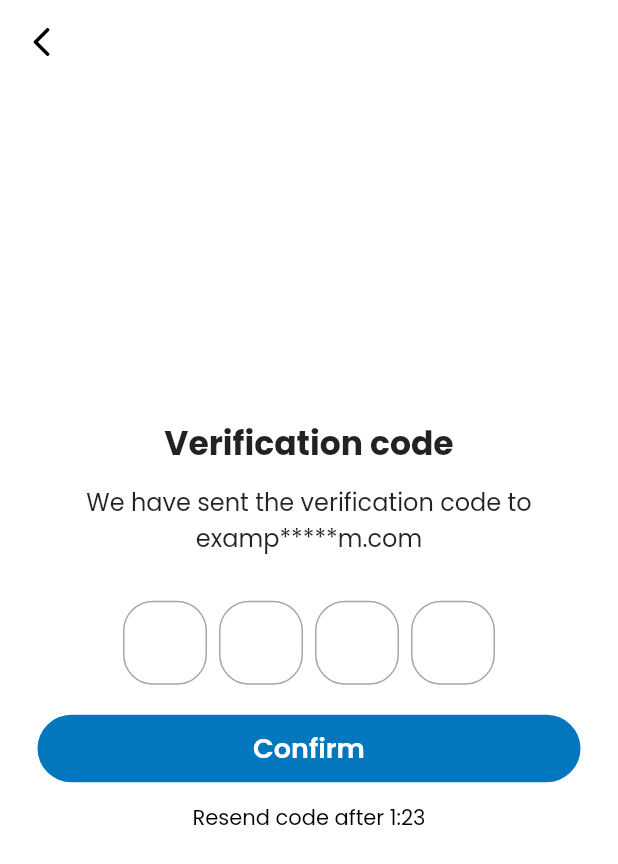
After one commit to nabinoy/tripify_flutter, a Flutter app: the OtpForm screen opened by its route, on a phone screen of 412 x 824 dp. The commit adds this screen. Shown: the top 864 px of the screen. Run offline on Flutter 3.47's test engine with Material 2 defaults, Android fonts, the phone set to English and light mode, and no system bars; drawn by our look-alikes of pinput; our stand-ins replace animated_splash_screen, animated_text_kit, awesome_snackbar_content, cached_network_image, carousel_slider, connectivity_plus and 19 more; missing offline and left inert: random_avatar; accounts and stored records are empty; project files that could hold a hidden picture were left out.

Commit message:
otp page added

```diff
--- /dev/null
+++ b/lib/otp_form.dart
@@ -0,0 +1,147 @@
+import 'package:flutter/material.dart';
+import 'package:flutter/services.dart';
+import 'package:pinput/pinput.dart';
+
+class OtpForm extends StatefulWidget {
+  static const String routeName = '/otpform';
+
+  const OtpForm({Key? key}) : super(key: key);
+
+  @override
+  State<OtpForm> createState() => _OtpFormState();
+}
+
+class _OtpFormState extends State<OtpForm> {
+  @override
+  Widget build(BuildContext context) {
+    final defaultPinTheme = PinTheme(
+      width: 56,
+      height: 56,
+      textStyle: const TextStyle(
+          fontSize: 20,
+          color: Color.fromRGBO(30, 60, 87, 1),
+          fontWeight: FontWeight.w600),
+      decoration: BoxDecoration(
+        border: Border.all(color: const Color.fromARGB(255, 166, 166, 166)),
+        borderRadius: BorderRadius.circular(20),
+      ),
+    );
+
+    final focusedPinTheme = defaultPinTheme.copyDecorationWith(
+      border: Border.all(color: const Color.fromRGBO(114, 178, 238, 1)),
+      borderRadius: BorderRadius.circular(8),
+    );
+
+    final submittedPinTheme = defaultPinTheme.copyWith(
+      decoration: defaultPinTheme.decoration?.copyWith(
+        color: const Color.fromRGBO(234, 239, 243, 1),
+      ),
+    );
+
+    return Scaffold(
+      extendBodyBehindAppBar: true,
+      appBar: AppBar(
+        backgroundColor: Colors.white,
+        leading: IconButton(
+          onPressed: () {
+            Navigator.pop(context);
+          },
+          icon: const Icon(
+            Icons.arrow_back_ios_rounded,
+            color: Colors.black,
+          ),
+        ),
+        elevation: 0,
+      ),
+      body: Container(
+        margin: const EdgeInsets.only(left: 25, right: 25),
+        alignment: Alignment.center,
+        child: SingleChildScrollView(
+          child: Column(
+            mainAxisAlignment: MainAxisAlignment.center,
+            children: [
+              // Image.asset(
+              //   'assets/img1.png',
+              //   width: 150,
+              //   height: 150,
+              // ),
+              const SizedBox(
+                height: 25,
+              ),
+              const Text(
+                "Verification code",
+                style: TextStyle(fontSize: 22, fontWeight: FontWeight.bold),
+              ),
+              const SizedBox(
+                height: 10,
+              ),
+              const Text(
+                "We have sent the verification code to",
+                style: TextStyle(
+                  fontSize: 16,
+                ),
+                textAlign: TextAlign.center,
+              ),
+              const Text(
+                "examp*****m.com",
+                style: TextStyle(
+                  fontSize: 16,
+                ),
+                textAlign: TextAlign.center,
+              ),
+              const SizedBox(
+                height: 30,
+              ),
+              Pinput(
+                length: 4,
+                defaultPinTheme: defaultPinTheme,
+                focusedPinTheme: focusedPinTheme,
+                submittedPinTheme: submittedPinTheme,
+                showCursor: true,
+                onCompleted: (pin) => print(pin),
+              ),
+              const SizedBox(
+                height: 20,
+              ),
+              SizedBox(
+                width: double.infinity,
+                height: 45,
+                child: MaterialButton(
+                  minWidth: double.infinity,
+                  height: 60,
+                  onPressed: () {
+                    HapticFeedback.mediumImpact();
+                    //Navigator.pushNamed(context, SignupPage.routeName);
+                  },
+                  color: Colors.lightBlue[800],
+                  elevation: 0,
+                  shape: RoundedRectangleBorder(
+                      borderRadius: BorderRadius.circular(50)),
+                  child: const Text(
+                    "Confirm",
+                    style: TextStyle(
+                        color: Colors.white,
+                        fontWeight: FontWeight.w600,
+                        fontSize: 18),
+                  ),
+                ),
+              ),
+              TextButton(
+                  onPressed: () {
+                    Navigator.pushNamedAndRemoveUntil(
+                      context,
+                      'phone',
+                      (route) => false,
+                    );
+                  },
+                  child: const Text(
+                    "Resend code after 1:23",
+                    style: TextStyle(color: Colors.black),
+                  ))
+            ],
+          ),
+        ),
+      ),
+    );
+  }
+}
--- a/lib/router.dart
+++ b/lib/router.dart
@@ -1,4 +1,5 @@
 import 'package:flutter/material.dart';
+import 'package:tripify/otp_form.dart';
 import 'package:tripify/screens/category.dart';
 import 'package:tripify/screens/drawer/helpline.dart';
 import 'package:tripify/screens/forgot_password.dart';
@@ -58,6 +59,9 @@ Route<dynamic> generateRoute(RouteSettings routeSettings) {
     case ReviewAll.routeName:
       return MaterialPageRoute(settings : routeSettings,builder: (_) => const ReviewAll(),);
 
+    case OtpForm.routeName:
+      return MaterialPageRoute(settings : routeSettings,builder: (_) => const OtpForm(),);
+
     default:
       return MaterialPageRoute(settings : routeSettings,builder: (_) => const Scaffold(
         body: Center(
--- a/lib/screens/home_pages/wishlist.dart
+++ b/lib/screens/home_pages/wishlist.dart
@@ -1,6 +1,7 @@
 import 'package:flutter/material.dart';
 import 'package:tripify/constants/global_variables.dart';
 import 'package:tripify/models/place_response_model.dart';
+import 'package:tripify/otp_form.dart';
 import 'package:tripify/screens/place.dart';
 import 'package:tripify/screens/map_webview.dart';
 import 'package:tripify/services/api_service.dart';
@@ -27,6 +28,11 @@ class _WishlistState extends State<Wishlist> {
                   Navigator.pushNamed(context, MapWebView.routeName);
                 },
                 child: const Text('Map Webview')),
+            TextButton(
+                onPressed: () {
+                  Navigator.pushNamed(context, OtpForm.routeName);
+                },
+                child: const Text('OTP Form')),
             FutureBuilder(
               future: APIService.placeAll().then((value) => {pd = value}),
               builder: (context, snapshot) {
--- a/lib/screens/place.dart
+++ b/lib/screens/place.dart
@@ -89,6 +89,7 @@ class _PlaceState extends State<Place> {
     return Scaffold(
       backgroundColor: bgColor,
       body: FutureBuilder(
+          key: const ValueKey('myKey'),
           future: Future.wait([
             APIService.reviewRatingAll(placeList.first.sId)
                 .then((value) => {r = value}),
@@ -1480,6 +1481,7 @@ class _EditReviewDialogState extends State<EditReviewDialog> {
   final _formKey = GlobalKey<FormState>();
   final _nameNotifier = ValueNotifier<String>('');
   double userRating = ru.rating.toDouble();
+  bool isLoading = false;
 
   @override
   Widget build(BuildContext context) {
@@ -1582,6 +1584,7 @@ class _EditReviewDialogState extends State<EditReviewDialog> {
               currentFocus.unfocus();
             }
             if (_formKey.currentState!.validate()) {
+              isLoading = true;
               UserReviewModel model = UserReviewModel(
                 placeId: currentPlace.first.sId,
                 rating: userRating.toInt(),
@@ -1592,6 +1595,8 @@ class _EditReviewDialogState extends State<EditReviewDialog> {
               APIService.updateUserReview(model).then(
                 (response) {
                   if (response.contains('Successfully updated!')) {
+                    Navigator.of(context).pop();
+                    isLoading = false;
                     ScaffoldMessenger.of(context).showSnackBar(const SnackBar(
                       content: Text(
                         'Successfully updated!',
@@ -1604,6 +1609,7 @@ class _EditReviewDialogState extends State<EditReviewDialog> {
                       backgroundColor: Colors.green,
                     ));
                   } else {
+                    isLoading = false;
                     final snackBar = SnackBar(
                       width: double.infinity,
                       dismissDirection: DismissDirection.down,
@@ -1633,10 +1639,19 @@ class _EditReviewDialogState extends State<EditReviewDialog> {
           elevation: 0,
           shape:
               RoundedRectangleBorder(borderRadius: BorderRadius.circular(50)),
-          child: const Text(
-            'Update',
-            style: TextStyle(color: Colors.white),
-          ),
+          child: isLoading
+              ? const SizedBox(
+                  height: 20.0,
+                  width: 20.0,
+                  child: CircularProgressIndicator(
+                    strokeWidth: 3,
+                    color: Colors.white,
+                  ),
+                )
+              : const Text(
+                  'Update',
+                  style: TextStyle(color: Colors.white),
+                ),
         ),
       ],
     );
--- a/pubspec.yaml
+++ b/pubspec.yaml
@@ -72,6 +72,7 @@ dependencies:
   cached_network_image: ^3.2.3
   flutter_rating_bar: ^4.0.1
   percent_indicator: ^4.2.2
+  pinput: ^2.2.31
 
 dev_dependencies:
   flutter_test:
```
Also changed, not shown: pubspec.lock, 5 other files.
